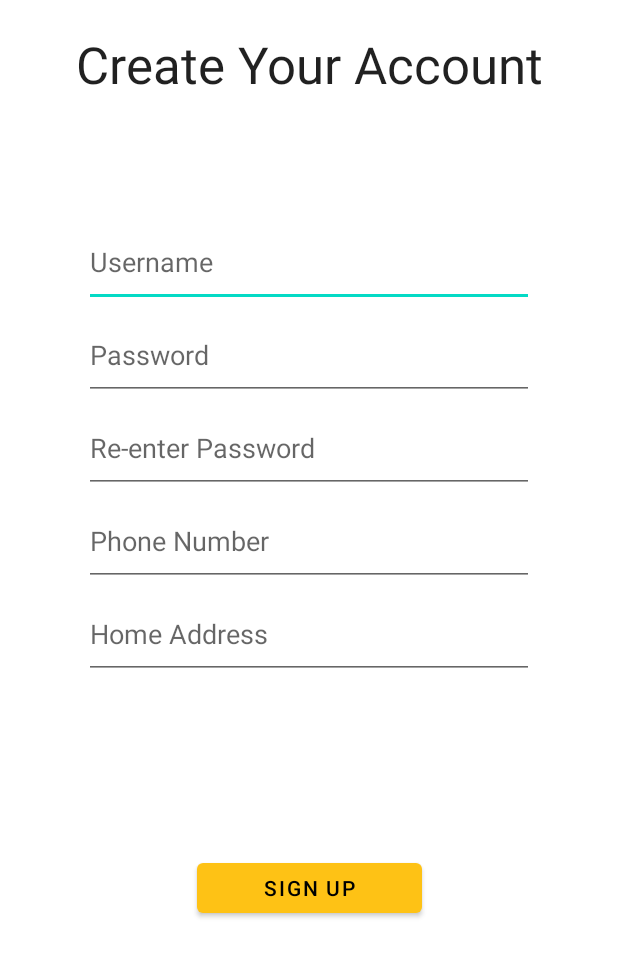
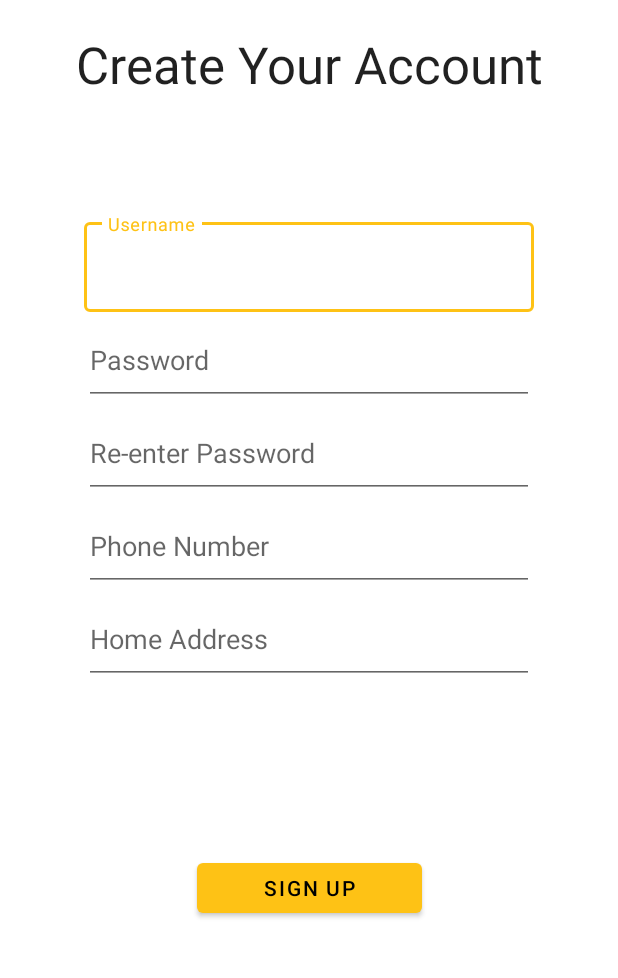
Before and after one commit to phuc16102001/beekey, an Android app: the layout activity_sign_up.xml on its own in the app's theme, with its tools: preview values and no code run, on a phone screen of 412 x 824 dp, the part 150-1128 px from its top. Run offline under Robolectric (Android 15) with nearby library versions, the phone set to English and light mode, and no system bars.

Commit message:
Add activity to manifest, change one view of signup

```diff
--- a/src/App/app/src/main/res/layout/activity_sign_up.xml
+++ b/src/App/app/src/main/res/layout/activity_sign_up.xml
@@ -1,7 +1,6 @@
 <?xml version="1.0" encoding="utf-8"?>
 <androidx.constraintlayout.widget.ConstraintLayout xmlns:android="http://schemas.android.com/apk/res/android"
     xmlns:app="http://schemas.android.com/apk/res-auto"
-    xmlns:tools="http://schemas.android.com/tools"
     android:layout_width="match_parent"
     android:layout_height="match_parent">
 
@@ -46,20 +45,25 @@
         app:layout_constraintTop_toTopOf="parent"
          />
 
-    <com.google.android.material.textfield.TextInputEditText
+    <com.google.android.material.textfield.TextInputLayout
         android:id="@+id/SignUpUserName"
-        android:layout_width="300dp"
-        android:layout_height="60dp"
-        android:hint="@string/username"
-        android:inputType="textPersonName"
+        style="@style/Widget.MaterialComponents.TextInputLayout.OutlinedBox"
+        android:layout_width="wrap_content"
         app:layout_constraintEnd_toEndOf="parent"
         app:layout_constraintHorizontal_bias="0.5"
         app:layout_constraintStart_toStartOf="parent"
         app:layout_constraintBottom_toBottomOf="parent"
         app:layout_constraintVertical_bias="0.32"
+        android:layout_height="wrap_content"
         app:layout_constraintTop_toTopOf="parent">
 
-    </com.google.android.material.textfield.TextInputEditText>
+        <com.google.android.material.textfield.TextInputEditText
+            android:layout_width="300dp"
+            android:layout_height="60dp"
+            android:hint="@string/username"
+            android:inputType="textPersonName" />
+
+    </com.google.android.material.textfield.TextInputLayout>
 
     <com.google.android.material.textfield.TextInputEditText
         android:id="@+id/SignUpPassword"
```
Also changed, not shown: src/App/app/src/main/AndroidManifest.xml (+7 -1 lines).
